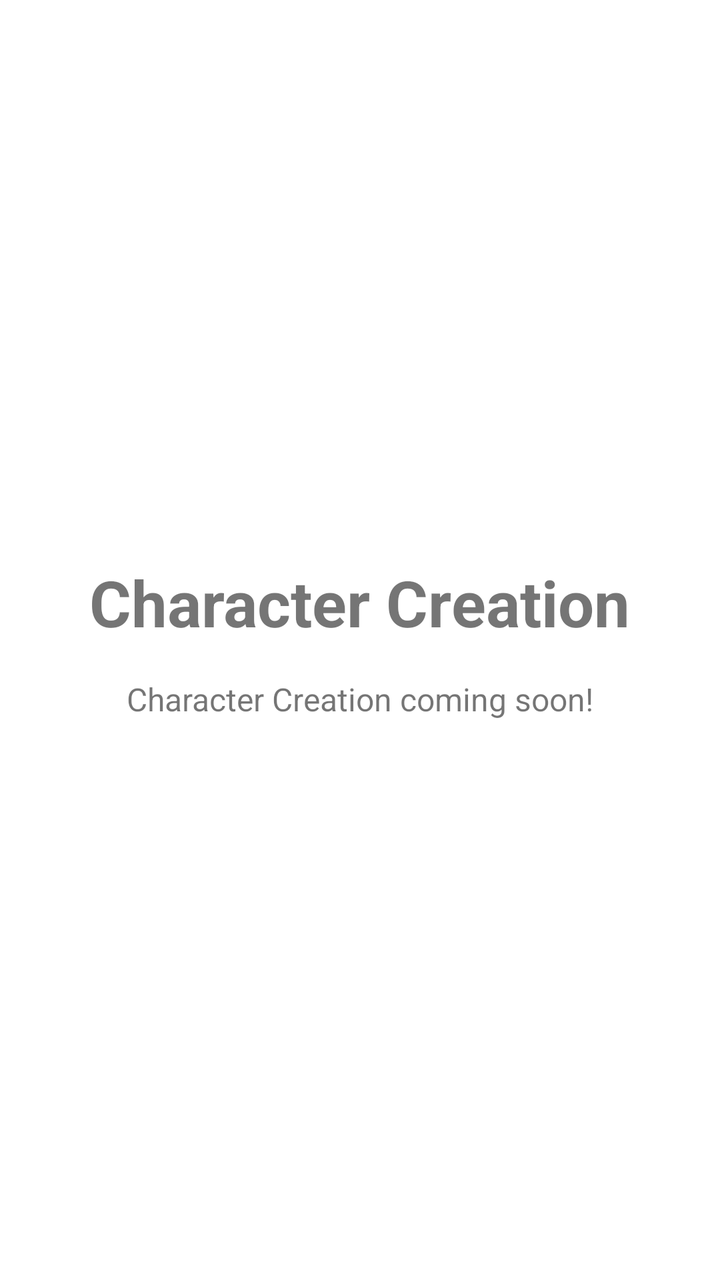
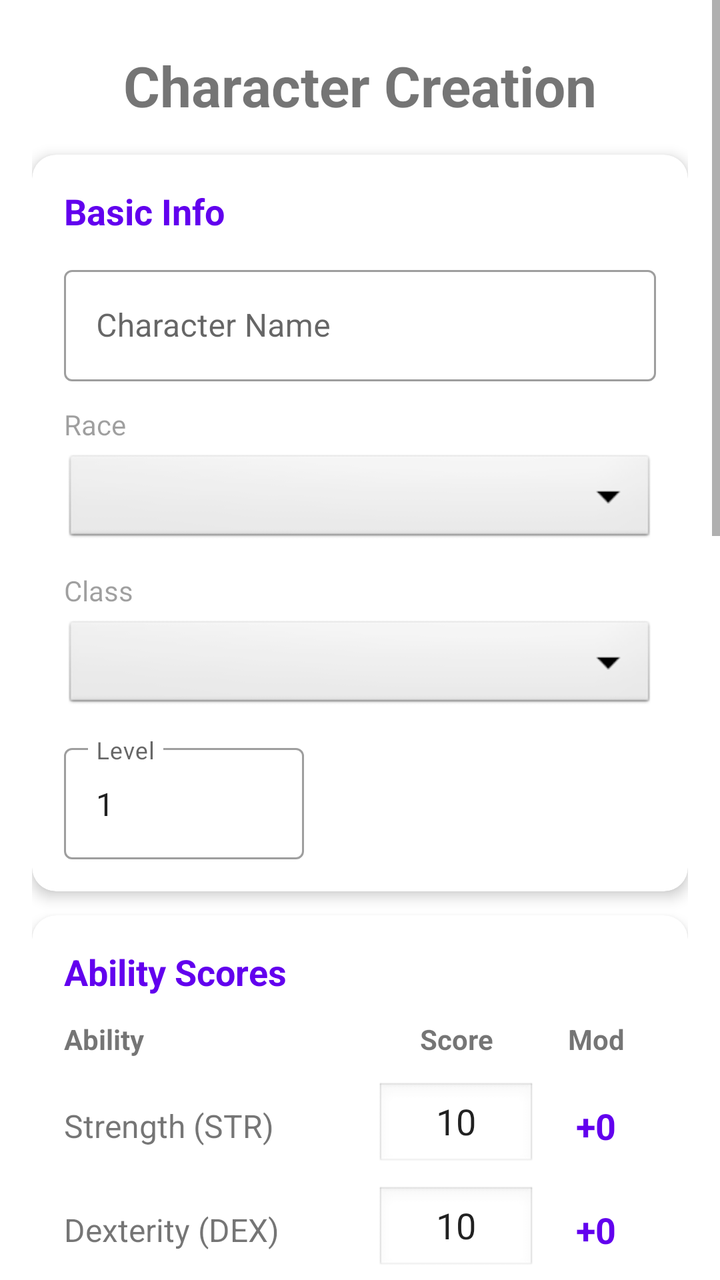

Compare the two renders of this Android layout. The source of the first and the diff that turns it into the second are given below.
<!-- AndroidManifest.xml: application theme Theme.BoardGames -->
<!-- res/layout/activity_character_creation.xml -->
<?xml version="1.0" encoding="utf-8"?>
<LinearLayout xmlns:android="http://schemas.android.com/apk/res/android"
    android:layout_width="match_parent"
    android:layout_height="match_parent"
    android:gravity="center"
    android:orientation="vertical"
    android:padding="24dp">

    <TextView
        android:layout_width="wrap_content"
        android:layout_height="wrap_content"
        android:text="@string/character_creation"
        android:textSize="32sp"
        android:textStyle="bold" />

    <TextView
        android:layout_width="wrap_content"
        android:layout_height="wrap_content"
        android:layout_marginTop="16dp"
        android:text="@string/character_creation_placeholder"
        android:textSize="16sp" />
</LinearLayout>
<!-- resources referenced by this layout -->
<resources>
  <string name="character_creation">Character Creation</string>
  <string name="character_creation_placeholder">Character Creation coming soon!</string>
  <style name="Theme.BoardGames" parent="Theme.MaterialComponents.DayNight.DarkActionBar">
          
          <item name="colorPrimary">@color/purple_500</item>
          <item name="colorPrimaryVariant">@color/purple_700</item>
          <item name="colorOnPrimary">@color/white</item>
          
          <item name="colorSecondary">@color/teal_200</item>
          <item name="colorSecondaryVariant">@color/teal_700</item>
          <item name="colorOnSecondary">@color/black</item>
          
          <item name="android:statusBarColor">?attr/colorPrimaryVariant</item>
          
      </style>
  <color name="purple_500">#FF6200EE</color>
  <color name="purple_700">#FF3700B3</color>
  <color name="white">#FFFFFFFF</color>
  <color name="teal_200">#FF03DAC5</color>
  <color name="teal_700">#FF018786</color>
  <color name="black">#FF000000</color>
</resources>

<!-- the commit's change to res/layout/activity_character_creation.xml (unified diff, before → after) -->
@@ -1,22 +1,586 @@
 <?xml version="1.0" encoding="utf-8"?>
-<LinearLayout xmlns:android="http://schemas.android.com/apk/res/android"
+<ScrollView xmlns:android="http://schemas.android.com/apk/res/android"
+    xmlns:app="http://schemas.android.com/apk/res-auto"
     android:layout_width="match_parent"
     android:layout_height="match_parent"
-    android:gravity="center"
-    android:orientation="vertical"
-    android:padding="24dp">
-
-    <TextView
-        android:layout_width="wrap_content"
+    android:fillViewport="true">
+
+    <LinearLayout
+        android:layout_width="match_parent"
         android:layout_height="wrap_content"
-        android:text="@string/character_creation"
-        android:textSize="32sp"
-        android:textStyle="bold" />
-
-    <TextView
-        android:layout_width="wrap_content"
-        android:layout_height="wrap_content"
-        android:layout_marginTop="16dp"
-        android:text="@string/character_creation_placeholder"
-        android:textSize="16sp" />
-</LinearLayout>
+        android:gravity="center_horizontal"
+        android:orientation="vertical"
+        android:padding="16dp">
+
+        
+        <TextView
+            android:layout_width="wrap_content"
+            android:layout_height="wrap_content"
+            android:layout_marginTop="8dp"
+            android:text="@string/character_creation"
+            android:textSize="28sp"
+            android:textStyle="bold" />
+
+        
+        <com.google.android.material.card.MaterialCardView
+            android:layout_width="match_parent"
+            android:layout_height="wrap_content"
+            android:layout_marginTop="16dp"
+            app:cardCornerRadius="12dp"
+            app:cardElevation="4dp">
+
+            <LinearLayout
+                android:layout_width="match_parent"
+                android:layout_height="wrap_content"
+                android:orientation="vertical"
+                android:padding="16dp">
+
+                <TextView
+                    android:layout_width="wrap_content"
+                    android:layout_height="wrap_content"
+                    android:text="@string/cc_basic_info"
+                    android:textSize="18sp"
+                    android:textStyle="bold"
+                    android:textColor="?attr/colorPrimary" />
+
+                
+                <com.google.android.material.textfield.TextInputLayout
+                    android:layout_width="match_parent"
+                    android:layout_height="wrap_content"
+                    android:layout_marginTop="12dp"
+                    android:hint="@string/cc_name_hint"
+                    style="@style/Widget.MaterialComponents.TextInputLayout.OutlinedBox">
+
+                    <com.google.android.material.textfield.TextInputEditText
+                        android:id="@+id/edit_char_name"
+                        android:layout_width="match_parent"
+                        android:layout_height="wrap_content"
+                        android:inputType="textPersonName"
+                        android:maxLength="40" />
+                </com.google.android.material.textfield.TextInputLayout>
+
+                
+                <TextView
+                    android:layout_width="wrap_content"
+                    android:layout_height="wrap_content"
+                    android:layout_marginTop="12dp"
+                    android:text="@string/cc_race"
+                    android:textSize="14sp"
+                    android:alpha="0.7" />
+
+                <Spinner
+                    android:id="@+id/spinner_race"
+                    android:layout_width="match_parent"
+                    android:layout_height="48dp"
+                    android:layout_marginTop="4dp"
+                    android:background="@android:drawable/btn_dropdown" />
+
+                
+                <TextView
+                    android:layout_width="wrap_content"
+                    android:layout_height="wrap_content"
+                    android:layout_marginTop="12dp"
+                    android:text="@string/cc_class"
+                    android:textSize="14sp"
+                    android:alpha="0.7" />
+
+                <Spinner
+                    android:id="@+id/spinner_class"
+                    android:layout_width="match_parent"
+                    android:layout_height="48dp"
+                    android:layout_marginTop="4dp"
+                    android:background="@android:drawable/btn_dropdown" />
+
+                
+                <com.google.android.material.textfield.TextInputLayout
+                    android:layout_width="120dp"
+                    android:layout_height="wrap_content"
+                    android:layout_marginTop="12dp"
+                    android:hint="@string/cc_level"
+                    style="@style/Widget.MaterialComponents.TextInputLayout.OutlinedBox">
+
+                    <com.google.android.material.textfield.TextInputEditText
+                        android:id="@+id/edit_level"
+                        android:layout_width="match_parent"
+                        android:layout_height="wrap_content"
+                        android:inputType="number"
+                        android:maxLength="2"
+                        android:text="1" />
+                </com.google.android.material.textfield.TextInputLayout>
+
+            </LinearLayout>
+        </com.google.android.material.card.MaterialCardView>
+
+        
+        <com.google.android.material.card.MaterialCardView
+            android:layout_width="match_parent"
+            android:layout_height="wrap_content"
+            android:layout_marginTop="12dp"
+            app:cardCornerRadius="12dp"
+            app:cardElevation="4dp">
+
+            <LinearLayout
+                android:layout_width="match_parent"
+                android:layout_height="wrap_content"
+                android:orientation="vertical"
+                android:padding="16dp">
+
+                <TextView
+                    android:layout_width="wrap_content"
+                    android:layout_height="wrap_content"
+                    android:text="@string/cc_ability_scores"
+                    android:textSize="18sp"
+                    android:textStyle="bold"
+                    android:textColor="?attr/colorPrimary" />
+
+                <TableLayout
+                    android:layout_width="match_parent"
+                    android:layout_height="wrap_content"
+                    android:layout_marginTop="12dp"
+                    android:stretchColumns="0">
+
+                    
+                    <TableRow android:paddingBottom="8dp">
+                        <TextView
+                            android:layout_width="0dp"
+                            android:layout_height="wrap_content"
+                            android:layout_weight="1"
+                            android:text="@string/cc_ability"
+                            android:textStyle="bold"
+                            android:textSize="14sp" />
+                        <TextView
+                            android:layout_width="80dp"
+                            android:layout_height="wrap_content"
+                            android:text="@string/cc_score"
+                            android:textStyle="bold"
+                            android:textSize="14sp"
+                            android:gravity="center" />
+                        <TextView
+                            android:layout_width="60dp"
+                            android:layout_height="wrap_content"
+                            android:text="@string/cc_mod"
+                            android:textStyle="bold"
+                            android:textSize="14sp"
+                            android:gravity="center" />
+                    </TableRow>
+
+                    
+                    <TableRow android:paddingTop="4dp" android:paddingBottom="4dp">
+                        <TextView
+                            android:layout_width="0dp"
+                            android:layout_height="wrap_content"
+                            android:layout_weight="1"
+                            android:layout_gravity="center_vertical"
+                            android:text="@string/cc_str"
+                            android:textSize="16sp" />
+                        <EditText
+                            android:id="@+id/edit_str"
+                            android:layout_width="80dp"
+                            android:layout_height="44dp"
+                            android:inputType="number"
+                            android:maxLength="2"
+                            android:gravity="center"
+                            android:textSize="18sp"
+                            android:text="10"
+                            android:background="@android:drawable/edit_text" />
+                        <TextView
+                            android:id="@+id/text_str_mod"
+                            android:layout_width="60dp"
+                            android:layout_height="wrap_content"
+                            android:layout_gravity="center_vertical"
+                            android:gravity="center"
+                            android:text="+0"
+                            android:textSize="18sp"
+                            android:textStyle="bold"
+                            android:textColor="?attr/colorPrimary" />
+                    </TableRow>
+
+                    
+                    <TableRow android:paddingTop="4dp" android:paddingBottom="4dp">
+                        <TextView
+                            android:layout_width="0dp"
+                            android:layout_height="wrap_content"
+                            android:layout_weight="1"
+                            android:layout_gravity="center_vertical"
+                            android:text="@string/cc_dex"
+                            android:textSize="16sp" />
+                        <EditText
+                            android:id="@+id/edit_dex"
+                            android:layout_width="80dp"
+                            android:layout_height="44dp"
+                            android:inputType="number"
+                            android:maxLength="2"
+                            android:gravity="center"
+                            android:textSize="18sp"
+                            android:text="10"
+                            android:background="@android:drawable/edit_text" />
+                        <TextView
+                            android:id="@+id/text_dex_mod"
+                            android:layout_width="60dp"
+                            android:layout_height="wrap_content"
+                            android:layout_gravity="center_vertical"
+                            android:gravity="center"
+                            android:text="+0"
+                            android:textSize="18sp"
+                            android:textStyle="bold"
+                            android:textColor="?attr/colorPrimary" />
+                    </TableRow>
+
+                    
+                    <TableRow android:paddingTop="4dp" android:paddingBottom="4dp">
+                        <TextView
+                            android:layout_width="0dp"
+                            android:layout_height="wrap_content"
+                            android:layout_weight="1"
+                            android:layout_gravity="center_vertical"
+                            android:text="@string/cc_con"
+                            android:textSize="16sp" />
+                        <EditText
+                            android:id="@+id/edit_con"
+                            android:layout_width="80dp"
+                            android:layout_height="44dp"
+                            android:inputType="number"
+                            android:maxLength="2"
+                            android:gravity="center"
+                            android:textSize="18sp"
+                            android:text="10"
+                            android:background="@android:drawable/edit_text" />
+                        <TextView
+                            android:id="@+id/text_con_mod"
+                            android:layout_width="60dp"
+                            android:layout_height="wrap_content"
+                            android:layout_gravity="center_vertical"
+                            android:gravity="center"
+                            android:text="+0"
+                            android:textSize="18sp"
+                            android:textStyle="bold"
+                            android:textColor="?attr/colorPrimary" />
+                    </TableRow>
+
+                    
+                    <TableRow android:paddingTop="4dp" android:paddingBottom="4dp">
+                        <TextView
+                            android:layout_width="0dp"
+                            android:layout_height="wrap_content"
+                            android:layout_weight="1"
+                            android:layout_gravity="center_vertical"
+                            android:text="@string/cc_int"
+                            android:textSize="16sp" />
+                        <EditText
+                            android:id="@+id/edit_int"
+                            android:layout_width="80dp"
+                            android:layout_height="44dp"
+                            android:inputType="number"
+                            android:maxLength="2"
+                            android:gravity="center"
+                            android:textSize="18sp"
+                            android:text="10"
+                            android:background="@android:drawable/edit_text" />
+                        <TextView
+                            android:id="@+id/text_int_mod"
+                            android:layout_width="60dp"
+                            android:layout_height="wrap_content"
+                            android:layout_gravity="center_vertical"
+                            android:gravity="center"
+                            android:text="+0"
+                            android:textSize="18sp"
+                            android:textStyle="bold"
+                            android:textColor="?attr/colorPrimary" />
+                    </TableRow>
+
+                    
+                    <TableRow android:paddingTop="4dp" android:paddingBottom="4dp">
+                        <TextView
+                            android:layout_width="0dp"
+                            android:layout_height="wrap_content"
+                            android:layout_weight="1"
+                            android:layout_gravity="center_vertical"
+                            android:text="@string/cc_wis"
+                            android:textSize="16sp" />
+                        <EditText
+                            android:id="@+id/edit_wis"
+                            android:layout_width="80dp"
+                            android:layout_height="44dp"
+                            android:inputType="number"
+                            android:maxLength="2"
+                            android:gravity="center"
+                            android:textSize="18sp"
+                            android:text="10"
+                            android:background="@android:drawable/edit_text" />
+                        <TextView
+                            android:id="@+id/text_wis_mod"
+                            android:layout_width="60dp"
+                            android:layout_height="wrap_content"
+                            android:layout_gravity="center_vertical"
+                            android:gravity="center"
+                            android:text="+0"
+                            android:textSize="18sp"
+                            android:textStyle="bold"
+                            android:textColor="?attr/colorPrimary" />
+                    </TableRow>
+
+                    
+                    <TableRow android:paddingTop="4dp" android:paddingBottom="4dp">
+                        <TextView
+                            android:layout_width="0dp"
+                            android:layout_height="wrap_content"
+                            android:layout_weight="1"
+                            android:layout_gravity="center_vertical"
+                            android:text="@string/cc_cha"
+                            android:textSize="16sp" />
+                        <EditText
+                            android:id="@+id/edit_cha"
+                            android:layout_width="80dp"
+                            android:layout_height="44dp"
+                            android:inputType="number"
+                            android:maxLength="2"
+                            android:gravity="center"
+                            android:textSize="18sp"
+                            android:text="10"
+                            android:background="@android:drawable/edit_text" />
+                        <TextView
+                            android:id="@+id/text_cha_mod"
+                            android:layout_width="60dp"
+                            android:layout_height="wrap_content"
+                            android:layout_gravity="center_vertical"
+                            android:gravity="center"
+                            android:text="+0"
+                            android:textSize="18sp"
+                            android:textStyle="bold"
+                            android:textColor="?attr/colorPrimary" />
+                    </TableRow>
+
+                </TableLayout>
+
+            </LinearLayout>
+        </com.google.android.material.card.MaterialCardView>
+
+        
+        <com.google.android.material.card.MaterialCardView
+            android:layout_width="match_parent"
+            android:layout_height="wrap_content"
+            android:layout_marginTop="12dp"
+            app:cardCornerRadius="12dp"
+            app:cardElevation="4dp">
+
+            <LinearLayout
+                android:layout_width="match_parent"
+                android:layout_height="wrap_content"
+                android:orientation="vertical"
+                android:padding="16dp">
+
+                <TextView
+                    android:layout_width="wrap_content"
+                    android:layout_height="wrap_content"
+                    android:text="@string/cc_combat_stats"
+                    android:textSize="18sp"
+                    android:textStyle="bold"
+                    android:textColor="?attr/colorPrimary" />
+
+                <LinearLayout
+                    android:layout_width="match_parent"
+                    android:layout_height="wrap_content"
+                    android:layout_marginTop="12dp"
+                    android:orientation="horizontal">
+
+                    
+                    <com.google.android.material.textfield.TextInputLayout
+                        android:layout_width="0dp"
+                        android:layout_height="wrap_content"
+                        android:layout_weight="1"
+                        android:layout_marginEnd="8dp"
+                        android:hint="@string/cc_hp"
+                        style="@style/Widget.MaterialComponents.TextInputLayout.OutlinedBox">
+
+                        <com.google.android.material.textfield.TextInputEditText
+                            android:id="@+id/edit_hp"
+                            android:layout_width="match_parent"
+                            android:layout_height="wrap_content"
+                            android:inputType="number"
+                            android:maxLength="4"
+                            android:gravity="center"
+                            android:text="10" />
+                    </com.google.android.material.textfield.TextInputLayout>
+
+                    
+                    <com.google.android.material.textfield.TextInputLayout
+                        android:layout_width="0dp"
+                        android:layout_height="wrap_content"
+                        android:layout_weight="1"
+                        android:layout_marginStart="8dp"
+                        android:hint="@string/cc_ac"
+                        style="@style/Widget.MaterialComponents.TextInputLayout.OutlinedBox">
+
+                        <com.google.android.material.textfield.TextInputEditText
+                            android:id="@+id/edit_ac"
+                            android:layout_width="match_parent"
+                            android:layout_height="wrap_content"
+                            android:inputType="number"
+                            android:maxLength="2"
+                            android:gravity="center"
+                            android:text="10" />
+                    </com.google.android.material.textfield.TextInputLayout>
+
+                </LinearLayout>
+
+                <LinearLayout
+                    android:layout_width="match_parent"
+                    android:layout_height="wrap_content"
+                    android:layout_marginTop="8dp"
+                    android:orientation="horizontal">
+
+                    
+                    <com.google.android.material.textfield.TextInputLayout
+                        android:layout_width="0dp"
+                        android:layout_height="wrap_content"
+                        android:layout_weight="1"
+                        android:layout_marginEnd="8dp"
+                        android:hint="@string/cc_speed"
+                        style="@style/Widget.MaterialComponents.TextInputLayout.OutlinedBox">
+
+                        <com.google.android.material.textfield.TextInputEditText
+                            android:id="@+id/edit_speed"
+                            android:layout_width="match_parent"
+                            android:layout_height="wrap_content"
+                            android:inputType="number"
+                            android:maxLength="3"
+                            android:gravity="center"
+                            android:text="30" />
+                    </com.google.android.material.textfield.TextInputLayout>
+
+                    
+                    <com.google.android.material.textfield.TextInputLayout
+                        android:layout_width="0dp"
+                        android:layout_height="wrap_content"
+                        android:layout_weight="1"
+                        android:layout_marginStart="8dp"
+                        android:hint="@string/cc_initiative"
+                        style="@style/Widget.MaterialComponents.TextInputLayout.OutlinedBox">
+
+                        <com.google.android.material.textfield.TextInputEditText
+                            android:id="@+id/edit_initiative"
+                            android:layout_width="match_parent"
+                            android:layout_height="wrap_content"
+                            android:inputType="numberSigned"
+                            android:maxLength="3"
+                            android:gravity="center"
+                            android:text="0" />
+                    </com.google.android.material.textfield.TextInputLayout>
+
+                </LinearLayout>
+
+            </LinearLayout>
+        </com.google.android.material.card.MaterialCardView>
+
+        
+        <com.google.android.material.card.MaterialCardView
+            android:layout_width="match_parent"
+            android:layout_height="wrap_content"
+            android:layout_marginTop="12dp"
+            app:cardCornerRadius="12dp"
+            app:cardElevation="4dp">
+
+            <LinearLayout
+                android:layout_width="match_parent"
+                android:layout_height="wrap_content"
+                android:orientation="vertical"
+                android:padding="16dp">
+
+                <TextView
+                    android:layout_width="wrap_content"
+                    android:layout_height="wrap_content"
+                    android:text="@string/cc_details"
+                    android:textSize="18sp"
+                    android:textStyle="bold"
+                    android:textColor="?attr/colorPrimary" />
+
+                
+                <TextView
+                    android:layout_width="wrap_content"
+                    android:layout_height="wrap_content"
+                    android:layout_marginTop="12dp"
+                    android:text="@string/cc_background"
+                    android:textSize="14sp"
+                    android:alpha="0.7" />
+
+                <Spinner
+                    android:id="@+id/spinner_background"
+                    android:layout_width="match_parent"
+                    android:layout_height="48dp"
+                    android:layout_marginTop="4dp"
+                    android:background="@android:drawable/btn_dropdown" />
+
+                
+                <TextView
+                    android:layout_width="wrap_content"
+                    android:layout_height="wrap_content"
+                    android:layout_marginTop="12dp"
+                    android:text="@string/cc_alignment"
+                    android:textSize="14sp"
+                    android:alpha="0.7" />
+
+                <Spinner
+                    android:id="@+id/spinner_alignment"
+                    android:layout_width="match_parent"
+                    android:layout_height="48dp"
+                    android:layout_marginTop="4dp"
+                    android:background="@android:drawable/btn_dropdown" />
+
+                
+                <com.google.android.material.textfield.TextInputLayout
+                    android:layout_width="match_parent"
+                    android:layout_height="wrap_content"
+                    android:layout_marginTop="12dp"
+                    android:hint="@string/cc_notes"
+                    style="@style/Widget.MaterialComponents.TextInputLayout.OutlinedBox">
+
+                    <com.google.android.material.textfield.TextInputEditText
+                        android:id="@+id/edit_notes"
+                        android:layout_width="match_parent"
+                        android:layout_height="wrap_content"
+                        android:inputType="textMultiLine"
+                        android:minLines="3"
+                        android:gravity="top" />
+                </com.google.android.material.textfield.TextInputLayout>
+
+            </LinearLayout>
+        </com.google.android.material.card.MaterialCardView>
+
+        
+        <LinearLayout
+            android:layout_width="match_parent"
+            android:layout_height="wrap_content"
+            android:layout_marginTop="16dp"
+            android:layout_marginBottom="24dp"
+            android:orientation="horizontal"
+            android:gravity="center">
+
+            <com.google.android.material.button.MaterialButton
+                android:id="@+id/btn_save_character"
+                android:layout_width="0dp"
+                android:layout_height="wrap_content"
+                android:layout_weight="1"
+                android:layout_marginEnd="8dp"
+                android:text="@string/cc_save"
+                android:textSize="16sp"
+                app:cornerRadius="12dp"
+                app:icon="@android:drawable/ic_menu_save"
+                app:iconGravity="textStart" />
+
+            <com.google.android.material.button.MaterialButton
+                android:id="@+id/btn_load_character"
+                android:layout_width="0dp"
+                android:layout_height="wrap_content"
+                android:layout_weight="1"
+                android:layout_marginStart="8dp"
+                android:text="@string/cc_load"
+                android:textSize="16sp"
+                app:cornerRadius="12dp"
+                style="@style/Widget.MaterialComponents.Button.OutlinedButton"
+                app:icon="@android:drawable/ic_menu_upload"
+                app:iconGravity="textStart" />
+
+        </LinearLayout>
+
+    </LinearLayout>
+</ScrollView>
<!-- resource entries referenced after the edit -->
@@ -1,7 +1,32 @@
 <!-- resources referenced by this layout -->
 <resources>
+  <string name="cc_ability">Ability</string>
+  <string name="cc_ability_scores">Ability Scores</string>
+  <string name="cc_ac">Armor Class</string>
+  <string name="cc_alignment">Alignment</string>
+  <string name="cc_background">Background</string>
+  <string name="cc_basic_info">Basic Info</string>
+  <string name="cc_cha">Charisma (CHA)</string>
+  <string name="cc_class">Class</string>
+  <string name="cc_combat_stats">Combat Stats</string>
+  <string name="cc_con">Constitution (CON)</string>
+  <string name="cc_details">Details</string>
+  <string name="cc_dex">Dexterity (DEX)</string>
+  <string name="cc_hp">Hit Points</string>
+  <string name="cc_initiative">Initiative</string>
+  <string name="cc_int">Intelligence (INT)</string>
+  <string name="cc_level">Level</string>
+  <string name="cc_load">Load</string>
+  <string name="cc_mod">Mod</string>
+  <string name="cc_name_hint">Character Name</string>
+  <string name="cc_notes">Notes</string>
+  <string name="cc_race">Race</string>
+  <string name="cc_save">Save</string>
+  <string name="cc_score">Score</string>
+  <string name="cc_speed">Speed (ft)</string>
+  <string name="cc_str">Strength (STR)</string>
+  <string name="cc_wis">Wisdom (WIS)</string>
   <string name="character_creation">Character Creation</string>
-  <string name="character_creation_placeholder">Character Creation coming soon!</string>
   <style name="Theme.BoardGames" parent="Theme.MaterialComponents.DayNight.DarkActionBar">
           
           <item name="colorPrimary">@color/purple_500</item>
